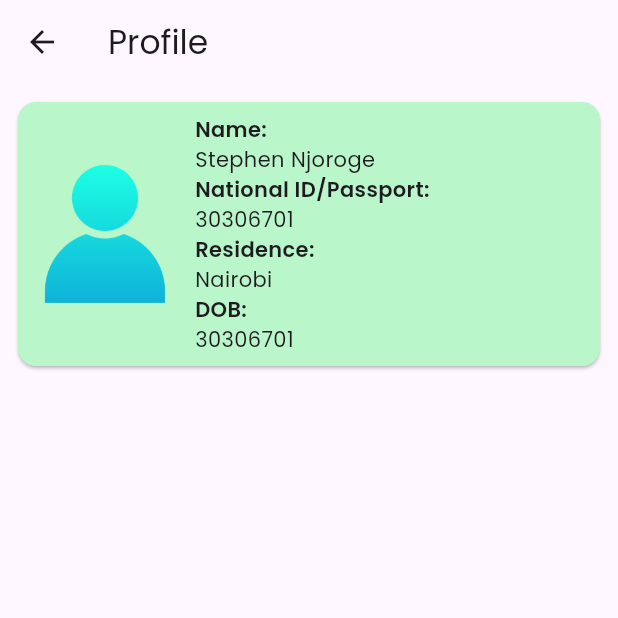
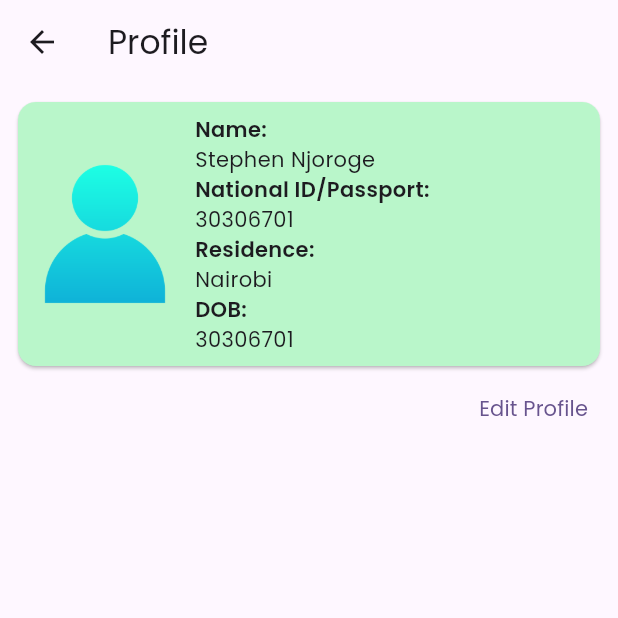
Before and after one commit to stevenjoro098/Sacco-Flutter-App, a Flutter app: the userProfile screen opened directly, on a phone screen of 412 x 824 dp, the top half of it. Run offline on Flutter 3.47's test engine with Material 3 defaults, Android fonts, the light colour scheme and no system bars; network calls fail; Roboto replaces fonts that are missing (poppins).

Commit message:
UI and updates

```diff
--- a/lib/make_contribution.dart
+++ b/lib/make_contribution.dart
@@ -42,7 +42,8 @@ class _MakeContributionState extends State<MakeContribution> {
         print(res[0]);
         ScaffoldMessenger.of(context).showSnackBar(
              SnackBar(
-              content: Text('${ res[0] }'),
+                    content:Text(res[0], style: const TextStyle(color: Colors.black,fontWeight: FontWeight.bold),
+                ),
             )
         );
         resetTextController();
--- a/lib/profile.dart
+++ b/lib/profile.dart
@@ -8,11 +8,13 @@ class userProfile extends StatefulWidget {
 }
 
 class _userProfileState extends State<userProfile> {
+  bool _displayEditForm = false;
+  final _formKey = GlobalKey<FormState>();
   @override
   Widget build(BuildContext context) {
     return Scaffold(
       appBar: AppBar(
-        title: Text('Profile'),
+        title: const Text('Profile'),
       ),
       body: Padding(
         padding: const EdgeInsets.all(8.0),
@@ -46,7 +48,74 @@ class _userProfileState extends State<userProfile> {
                     ],
                   ),
                 ),
+              ),
+            Row(
+              mainAxisAlignment: MainAxisAlignment.end,
+              children: [
+                TextButton(
+                  onPressed: (){
+                    setState(() {
+                      _displayEditForm = !_displayEditForm;
+                    });
+                  },
+                  child: const Text('Edit Profile'),
+                ),
+              ],
+            ),
+            if(_displayEditForm)...[
+              Card(
+                color: Colors.lightBlueAccent[100],
+                child: Padding(
+                  padding: const EdgeInsets.all(10.0),
+                  child: Column(
+                    children: [
+                      const Row(
+                        children: [
+                          Icon(Icons.person),
+                          SizedBox(width: 20,),
+                          Text('Edit Profile Form'),
+                        ],
+                      ),
+                      TextFormField(
+                        decoration: const InputDecoration(
+                            labelText: 'Full Name'
+                        ),
+                      ),
+                      TextFormField(
+                        decoration: const InputDecoration(
+                          labelText: 'National ID/Passport'
+                        ),
+                      ),
+                      TextFormField(
+                        decoration: const InputDecoration(
+                            labelText: 'Residence'
+                        ),
+                      ),
+                      TextFormField(
+                        decoration: const InputDecoration(
+                            labelText: 'DOB'
+                        ),
+                      ),
+                      const SizedBox(height: 20,),
+                      Row(
+                        mainAxisAlignment: MainAxisAlignment.spaceEvenly,
+                        children: [
+                          TextButton(
+                            onPressed: (){},
+                            child: const Text('Save'),
+                          ),
+                          TextButton(
+                            onPressed: (){},
+                            child: const Text('Cancel'),
+                          ),
+                        ],
+                      )
+                    ],
+                  ),
+                ),
               )
+            ]
+
           ],
         ),
       ),
```
Also changed, not shown: lib/loan_details.dart (+7 -7 lines), lib/loans.dart (+13 -6 lines), lib/loans_application.dart (+24 -2 lines), lib/main.dart (+11 -3 lines).
